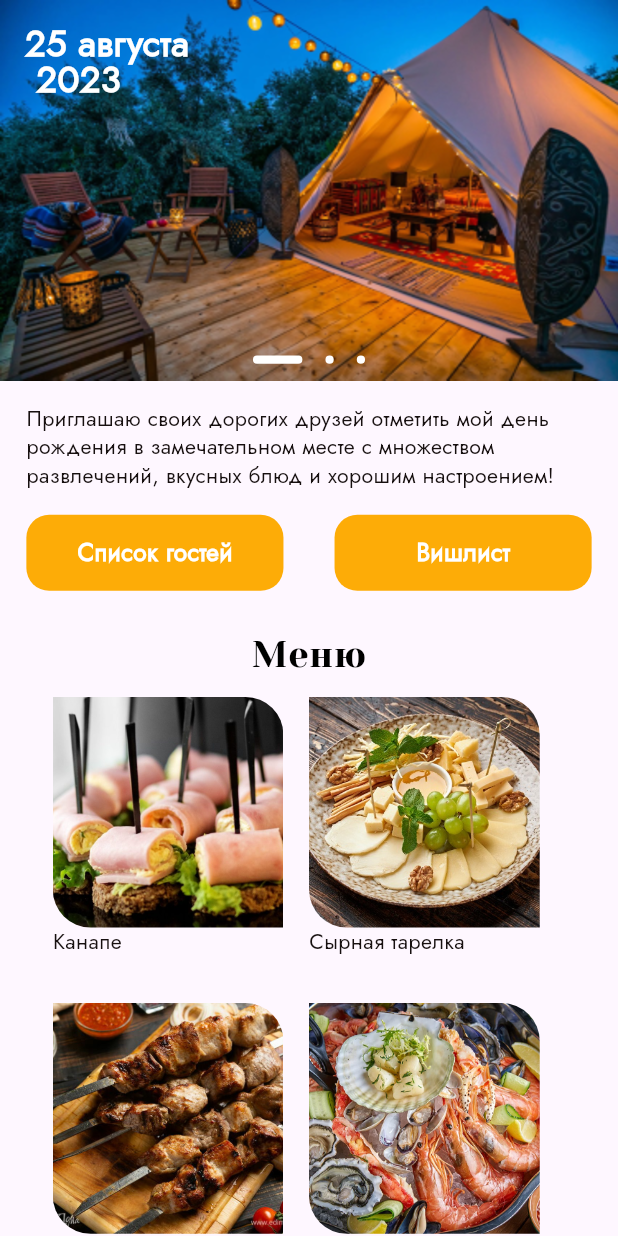
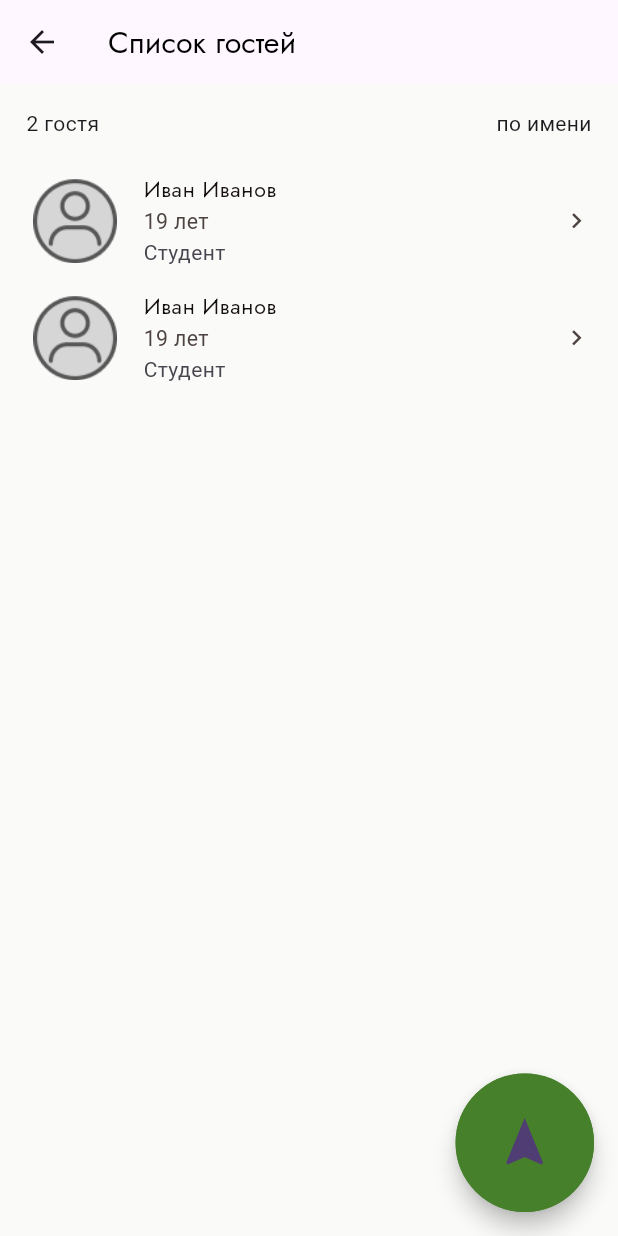
Before and after one commit to Kibakuss/birthday_app, a Flutter app: the screen it shows after launch, after a tap on "Список гостей", on a phone screen of 412 x 824 dp. Run offline on Flutter 3.47's test engine with Material 2 defaults, Android fonts, the phone set to English and light mode, and no system bars; our stand-ins replace flutter_screenutil; missing offline and left inert: yandex_mapkit.

Commit message:
add guests page

```diff
--- /dev/null
+++ b/lib/presentation/pages/guests_list.dart
@@ -0,0 +1,163 @@
+import 'package:birthday_app/presentation/widgets/button_widget.dart';
+import 'package:birthday_app/presentation/widgets/text_field_widget.dart';
+import 'package:birthday_app/utils/colors.dart';
+import 'package:birthday_app/utils/styles.dart';
+import 'package:flutter/material.dart';
+import 'package:flutter_screenutil/flutter_screenutil.dart';
+
+class GuestListScreen extends StatelessWidget {
+  const GuestListScreen({super.key});
+
+  @override
+  Widget build(BuildContext context) {
+    return Scaffold(
+      backgroundColor: AppColors.background,
+      resizeToAvoidBottomInset: false,
+      appBar: AppBar(
+        title: Text(
+          'Список гостей',
+          style: Styles.appBarStyle,
+        ),
+      ),
+      body: CustomScrollView(
+        slivers: [
+          SliverPadding(
+            padding: EdgeInsets.symmetric(horizontal: 16.w, vertical: 16.h),
+            sliver: const SliverToBoxAdapter(
+              child: Row(
+                mainAxisAlignment: MainAxisAlignment.spaceBetween,
+                children: [Text('2 гостя'), Text('по имени')],
+              ),
+            ),
+          ),
+          SliverPadding(
+            padding: EdgeInsets.symmetric(horizontal: 16.w),
+            sliver: SliverList(
+              delegate: SliverChildBuilderDelegate(
+                (BuildContext context, int index) {
+                  return ListTile(
+                    horizontalTitleGap: 12.w,
+                    contentPadding: const EdgeInsets.all(0),
+                    leading: ClipRRect(
+                        borderRadius: BorderRadius.all(Radius.circular(41.r)),
+                        child: Image.asset(
+                          'assets/images/avatar.png',
+                          width: 64.r,
+                          height: 64.r,
+                          // fit: BoxFit.cover,
+                        )),
+                    title: Text(
+                      'Иван Иванов',
+                      style: Styles.gameTitleStyle,
+                    ),
+                    subtitle: Column(
+                      crossAxisAlignment: CrossAxisAlignment.start,
+                      children: [
+                        Text(
+                          '19 лет',
+                          maxLines: 1,
+                          style: Styles.gameDescriptionStyle,
+                        ),
+                        const Text('Студент'),
+                      ],
+                    ),
+                    trailing: Icon(
+                      Icons.keyboard_arrow_right,
+                      color: AppColors.subTitleColor,
+                      size: 20.r,
+                    ),
+                    // isThreeLine: true,
+                  );
+                },
+                childCount: 2, // 1000 list items
+              ),
+            ),
+          ),
+        ],
+      ),
+      floatingActionButton: SizedBox(
+        height: 84.w,
+        width: 84.w,
+        child: FittedBox(
+          child: FloatingActionButton(
+            onPressed: () {
+              showModalBottomSheet<void>(
+                backgroundColor: Colors.white,
+                useSafeArea: true,
+                shape: RoundedRectangleBorder(
+                    borderRadius:
+                        BorderRadius.vertical(top: Radius.circular(15.r))),
+                context: context,
+                isScrollControlled: true,
+                builder: (BuildContext context) {
+                  return Padding(
+                    padding: EdgeInsets.only(
+                        bottom: MediaQuery.of(context).viewInsets.bottom),
+                    child: Padding(
+                      padding:
+                          EdgeInsets.only(left: 16.w, right: 16.w, top: 16.w),
+                      child: SingleChildScrollView(
+                        child: Column(
+                          mainAxisSize: MainAxisSize.min,
+                          children: <Widget>[
+                            Container(
+                              width: 35.w,
+                              height: 4.h,
+                              decoration: const BoxDecoration(
+                                  color: AppColors.bottomSheet),
+                            ),
+                            SizedBox(
+                              height: 20.h,
+                            ),
+                            const TextFieldWidget(labelText: 'Имя'),
+                            SizedBox(height: 12.h),
+                            const TextFieldWidget(labelText: 'Фамилия'),
+                            SizedBox(height: 12.h),
+                            const TextFieldWidget(labelText: 'Дата рождения'),
+                            SizedBox(height: 12.h),
+                            const TextFieldWidget(
+                                labelText: '+ 7 922 222 22 22'),
+                            SizedBox(height: 12.h),
+                            const TextFieldWidget(labelText: 'Профессия'),
+                            SizedBox(
+                                height:
+                                    MediaQuery.of(context).viewInsets.bottom ==
+                                            0
+                                        ? 50.h
+                                        : 10.h),
+                            ButtonWidget(
+                              color: AppColors.green,
+                              text: 'Записаться',
+                              onTap: () {
+                                Navigator.pop(context);
+                              },
+                            ),
+                            SizedBox(
+                                height:
+                                    MediaQuery.of(context).viewInsets.bottom !=
+                                            0
+                                        ? 10
+                                        : 150.h)
+                          ],
+                        ),
+                      ),
+                    ),
+                  );
+                },
+              );
+            },
+            backgroundColor: AppColors.green,
+            shape: const CircleBorder(
+              side: BorderSide(
+                color: AppColors.green,
+                // width: 4,
+              ),
+              // borderRadius: BorderRadius.circular(42),
+            ),
+            child: const Icon(Icons.navigation),
+          ),
+        ),
+      ),
+    );
+  }
+}
--- a/lib/presentation/pages/home_page.dart
+++ b/lib/presentation/pages/home_page.dart
@@ -1,9 +1,9 @@
 import 'package:birthday_app/domain/model/game_item.dart';
 import 'package:birthday_app/domain/model/menu_item.dart';
+import 'package:birthday_app/presentation/pages/guests_list.dart';
 import 'package:birthday_app/presentation/pages/menu_item.dart';
 import 'package:birthday_app/presentation/widgets/button_expanded.dart';
 import 'package:birthday_app/presentation/widgets/button_widget.dart';
-import 'package:birthday_app/presentation/widgets/map.dart';
 import 'package:birthday_app/presentation/widgets/page_view_image.dart';
 import 'package:birthday_app/utils/colors.dart';
 import 'package:birthday_app/utils/constants.dart';
@@ -40,11 +40,24 @@ class MyHomePage extends StatelessWidget {
                   SizedBox(
                     height: Constants.sizedBoxSmall,
                   ),
-                  const Row(
+                  Row(
                     mainAxisAlignment: MainAxisAlignment.spaceBetween,
                     children: [
-                      ButtonWidget(text: 'Список гостей'),
-                      ButtonWidget(text: 'Вишлист'),
+                      ButtonWidget(
+                        color: AppColors.mainOrange,
+                        text: 'Список гостей',
+                        onTap: () {
+                          Navigator.push(
+                            context,
+                            MaterialPageRoute(
+                                builder: (context) => const GuestListScreen()),
+                          );
+                        },
+                      ),
+                      const ButtonWidget(
+                        text: 'Вишлист',
+                        color: AppColors.mainOrange,
+                      ),
                     ],
                   ),
                   SizedBox(
@@ -76,7 +89,7 @@ class MyHomePage extends StatelessWidget {
                   SizedBox(
                     height: Constants.sizedBoxSmall,
                   ),
-                  const MapWindow(),
+                  // const MapWindow(),
                 ],
               ),
             ),
--- a/lib/presentation/widgets/button_widget.dart
+++ b/lib/presentation/widgets/button_widget.dart
@@ -1,23 +1,24 @@
-import 'package:birthday_app/utils/colors.dart';
 import 'package:birthday_app/utils/styles.dart';
 import 'package:flutter/material.dart';
 import 'package:flutter_screenutil/flutter_screenutil.dart';
 
 class ButtonWidget extends StatelessWidget {
+  final Color color;
   final String text;
+  final Function()? onTap;
 
-  const ButtonWidget({super.key, required this.text});
+  const ButtonWidget(
+      {super.key, required this.text, this.onTap, required this.color});
 
   @override
   Widget build(BuildContext context) {
     return GestureDetector(
-      onTap: () {},
+      onTap: onTap,
       child: Container(
         width: 156.w,
         height: 50.h,
         decoration: BoxDecoration(
-            borderRadius: BorderRadius.circular(15.r),
-            color: AppColors.mainOrange),
+            borderRadius: BorderRadius.circular(15.r), color: color),
         child: Center(
           child: Text(
             text,
--- a/lib/utils/colors.dart
+++ b/lib/utils/colors.dart
@@ -1,6 +1,11 @@
 import 'package:flutter/material.dart';
 
 abstract class AppColors {
+  static const bottomSheet = Color(0xFFE7E7EF);
+  static const textField = Color(0xFFF2F8EF);
+
+  static const green = Color(0xFF47802B);
+  static const background = Color(0xFFFAFBF9);
   static const mainOrange = Color(0xFFFDAC07);
   static const black = Color(0xFF000000);
   static const white = Color(0xFFFFFFFF);
--- a/lib/utils/styles.dart
+++ b/lib/utils/styles.dart
@@ -9,6 +9,20 @@ abstract class Styles {
       fontSize: 24.sp,
       fontWeight: FontWeight.w400,
       color: AppColors.black);
+
+  static final labelTextField = TextStyle(
+      height: 16 / 16,
+      fontFamily: 'Jost',
+      fontSize: 16.sp,
+      fontWeight: FontWeight.w400,
+      color: AppColors.subTitleColor);
+
+  static final textField = TextStyle(
+      height: 16 / 16,
+      fontFamily: 'Jost',
+      fontSize: 16.sp,
+      fontWeight: FontWeight.w500,
+      color: AppColors.titleColor);
 
   static final appBarStyle = TextStyle(
       height: 20 / 20,
--- a/pubspec.yaml
+++ b/pubspec.yaml
@@ -38,6 +38,7 @@ dependencies:
   flutter_screenutil: ^5.9.0-beta
   yandex_mapkit: ^3.3.3
   url_launcher: ^6.1.12
+  flutter_svg: ^2.0.7
 
 dev_dependencies:
   flutter_test:
```
Also changed, not shown: lib/presentation/widgets/text_field_widget.dart (added, +31 -0 lines), assets/icons/add.svg (added), assets/images/avatar.png (added), pubspec.lock.
